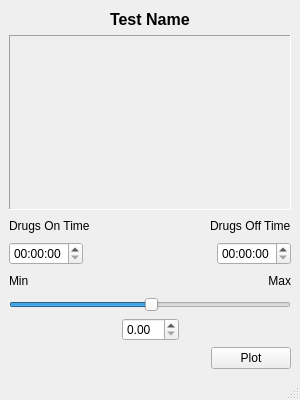
This is ui/spike_rates.ui in portfors-lab/SparkleAnalysis as Qt 5 draws it before an edit. The edited form follows.
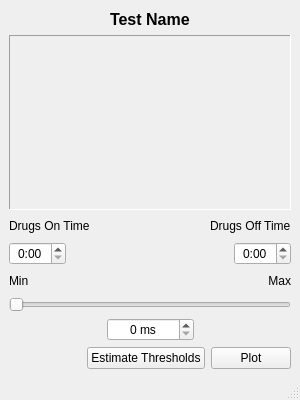
This is the edited form. Icons and pictures are not drawn.

Commit message: Implemented spike rates for response and spontaneous activity following sound stimuli

Patch:
```diff
--- a/ui/spike_rates.ui
+++ b/ui/spike_rates.ui
@@ -61,6 +61,12 @@
     </item>
     <item row="9" column="0">
      <widget class="QSlider" name="horizontalSlider">
+      <property name="maximum">
+       <number>100000</number>
+      </property>
+      <property name="singleStep">
+       <number>1</number>
+      </property>
       <property name="sliderPosition">
        <number>50</number>
       </property>
@@ -138,7 +144,7 @@
     </item>
     <item row="11" column="0">
      <layout class="QGridLayout" name="gridLayout_2">
-      <item row="0" column="1">
+      <item row="0" column="2">
        <widget class="QPushButton" name="pushButton_spike_rates">
         <property name="text">
          <string>Plot</string>
@@ -158,6 +164,13 @@
         </property>
        </spacer>
       </item>
+      <item row="0" column="1">
+       <widget class="QPushButton" name="pushButton_auto_threshold">
+        <property name="text">
+         <string>Estimate Thresholds</string>
+        </property>
+       </widget>
+      </item>
      </layout>
     </item>
     <item row="10" column="0">
@@ -176,7 +189,20 @@
        </spacer>
       </item>
       <item>
-       <widget class="QDoubleSpinBox" name="doubleSpinBox"/>
+       <widget class="QDoubleSpinBox" name="doubleSpinBox">
+        <property name="alignment">
+         <set>Qt::AlignCenter</set>
+        </property>
+        <property name="suffix">
+         <string> ms</string>
+        </property>
+        <property name="decimals">
+         <number>0</number>
+        </property>
+        <property name="maximum">
+         <double>100000.000000000000000</double>
+        </property>
+       </widget>
       </item>
       <item>
        <spacer name="horizontalSpacer_5">
@@ -227,7 +253,14 @@
     <item row="7" column="0">
      <layout class="QHBoxLayout" name="horizontalLayout_4">
       <item>
-       <widget class="QTimeEdit" name="timeEdit_2"/>
+       <widget class="QTimeEdit" name="timeEdit_on_time">
+        <property name="alignment">
+         <set>Qt::AlignCenter</set>
+        </property>
+        <property name="displayFormat">
+         <string>h:mm</string>
+        </property>
+       </widget>
       </item>
       <item>
        <spacer name="horizontalSpacer_7">
@@ -243,7 +276,14 @@
        </spacer>
       </item>
       <item>
-       <widget class="QTimeEdit" name="timeEdit"/>
+       <widget class="QTimeEdit" name="timeEdit_off_time">
+        <property name="alignment">
+         <set>Qt::AlignCenter</set>
+        </property>
+        <property name="displayFormat">
+         <string>h:mm</string>
+        </property>
+       </widget>
       </item>
      </layout>
     </item>
```
The commit also changes 2 other files.
